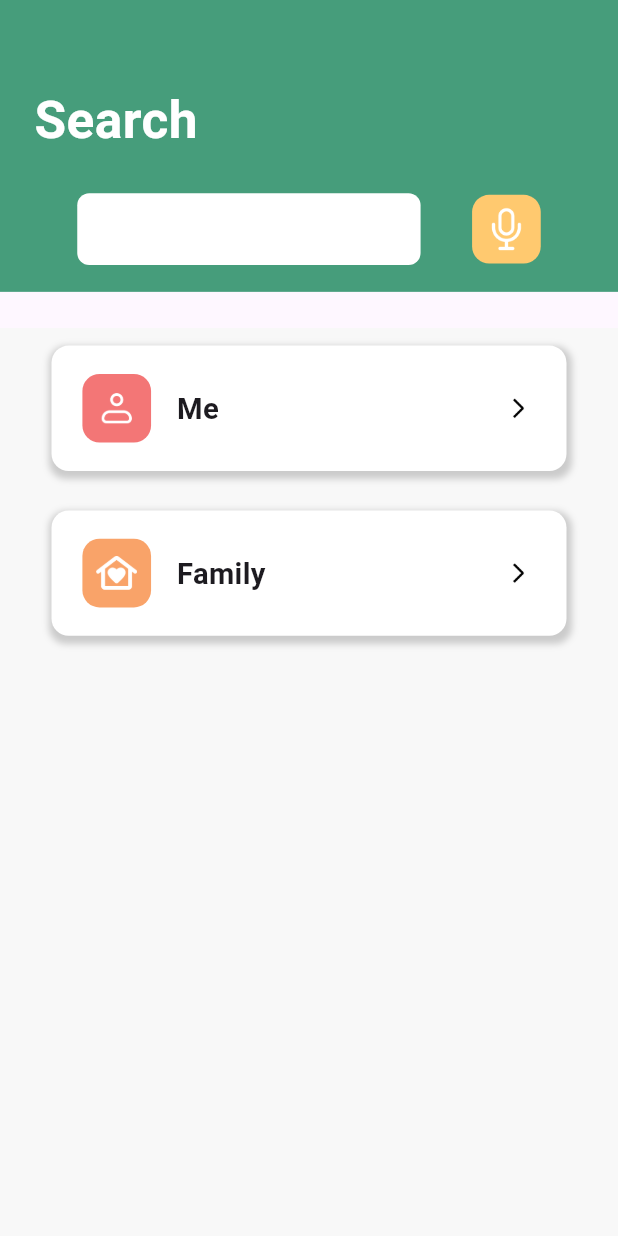
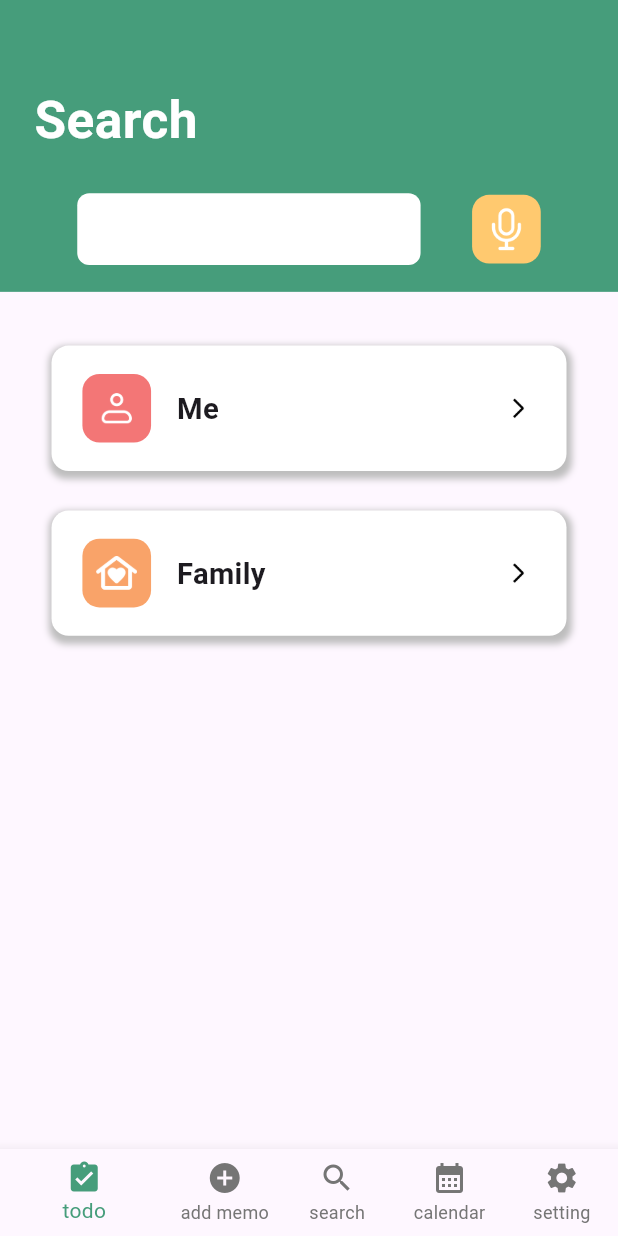
Before and after one commit to IntelliMem/Frontend, a Flutter app: the screen it shows after launch, on a phone screen of 412 x 824 dp. Run offline on Flutter 3.47's test engine with Material 3 defaults, Android fonts, the phone set to English and light mode, and no system bars; our stand-ins replace carousel_slider, flutter_screenutil, smooth_page_indicator, speech_to_text; missing offline and left inert: waveform_flutter.

Commit message:
[Feat] category_widget을 눌렀을 때 해당 카테고리에 해당하는 화면으로 넘어가는 부분 추가, memo_list_widget을 눌렀을 때 해당 메모에 해당하는 화면으로 넘어가는 부분 추가, home 에 search 를 눌렀을 때 backgroundColor가 연한 회색이 되게 설정하는 부분 추가 [Fix] category_screen 에 list로 받았을 때 화면 구성할 수 있도록 수정, memo_screen scaffold 형태로 수정, listening_visualizer_widget 디자인 수정

```diff
--- /dev/null
+++ b/lib/Screen/home.dart
@@ -0,0 +1,116 @@
+import 'package:flutter/material.dart';
+import 'package:imagine_cup/Screen/search_screen.dart';
+
+class Home extends StatefulWidget {
+  final int pageIndex;
+  String userId;
+  Home({super.key, required this.pageIndex, required this.userId});
+
+  @override
+  State<Home> createState() => _HomeState();
+}
+
+class _HomeState extends State<Home> {
+  late int _selectedIndex;
+  late List<Widget> pages;
+
+  @override
+  void initState() {
+    super.initState();
+    _selectedIndex = widget.pageIndex;
+
+    pages = <Widget>[
+      SearchScreen(userId: "userID"),
+      SearchScreen(userId: "userID"),
+      _buildPageWithBackground(const Color(0xffF8F8F8), SearchScreen(userId: "userID")),
+      SearchScreen(userId: "userID"),
+      SearchScreen(userId: "userID"),
+    ];
+  }
+
+  Widget _buildPageWithBackground(Color backgroundColor, Widget child) {
+    return Container(
+      color: backgroundColor,
+      child: child,
+    );
+  }
+
+  void _onItemTapped(int index) {
+    setState(() {
+      _selectedIndex = index;
+    });
+  }
+
+  @override
+  Widget build(BuildContext context) {
+    return Scaffold(
+      body: pages[_selectedIndex],
+      drawer: Drawer(
+        child: ListView(
+          padding: EdgeInsets.zero,
+          children: <Widget>[
+            ListTile(
+              leading: const Icon(Icons.home),
+              title: const Text('todo'),
+              onTap: () {
+                _onItemTapped(0);
+                Navigator.pop(context);
+              },
+            ),
+            ListTile(
+              leading: const Icon(Icons.edit),
+              title: const Text('add memo'),
+              onTap: () {
+                _onItemTapped(1);
+                Navigator.pop(context);
+              },
+            ),
+            ListTile(
+              leading: const Icon(Icons.account_circle_rounded),
+              title: const Text('search'),
+              onTap: () {
+                _onItemTapped(2);
+                Navigator.pop(context);
+              },
+            ),
+            ListTile(
+              leading: const Icon(Icons.account_circle_rounded),
+              title: const Text('calendar'),
+              onTap: () {
+                _onItemTapped(3);
+                Navigator.pop(context);
+              },
+            ),
+            ListTile(
+              leading: const Icon(Icons.account_circle_rounded),
+              title: const Text('setting'),
+              onTap: () {
+                _onItemTapped(4);
+                Navigator.pop(context);
+              },
+            ),
+          ],
+        ),
+      ),
+      bottomNavigationBar: BottomNavigationBar(
+        backgroundColor: Colors.white,
+        selectedItemColor: const Color(0xff469D7B),
+        unselectedItemColor: const Color(0xff757575),
+        showSelectedLabels: true,
+        showUnselectedLabels: true,
+        items: const [
+          BottomNavigationBarItem(
+              icon: Icon(Icons.assignment_turned_in), label: 'todo'),
+          BottomNavigationBarItem(
+              icon: Icon(Icons.add_circle), label: 'add memo'),
+          BottomNavigationBarItem(icon: Icon(Icons.search), label: 'search'),
+          BottomNavigationBarItem(
+              icon: Icon(Icons.calendar_month), label: 'calendar'),
+          BottomNavigationBarItem(icon: Icon(Icons.settings), label: 'setting'),
+        ],
+        currentIndex: _selectedIndex,
+        onTap: _onItemTapped,
+      ),
+    );
+  }
+}
--- a/lib/Screen/search_screen.dart
+++ b/lib/Screen/search_screen.dart
@@ -12,14 +12,9 @@ class SearchScreen extends StatelessWidget {
   Widget build(BuildContext context) {
     return Column(
       children: [
-        SearchHeadWidget(),
+        SearchHeader(),
         Expanded(
           child: SingleChildScrollView(
-            child: Container(
-              color: const Color(0xffF8F8F8),
-              constraints: BoxConstraints(
-                minHeight: MediaQuery.of(context).size.height, // 최소 높이를 화면 전체로 설정
-              ),
             child: Column(
               children: [
                 CategoryWidget(
@@ -36,7 +31,6 @@ class SearchScreen extends StatelessWidget {
             ),
           ),
         ),
-        ),
 
       ],
     );
--- a/lib/Widget/category_widget.dart
+++ b/lib/Widget/category_widget.dart
@@ -1,5 +1,6 @@
 import 'package:flutter/material.dart';
 import 'package:flutter_screenutil/flutter_screenutil.dart';
+import '../Screen/category_screen.dart';
 import '../util.dart';
 
 class CategoryWidget extends StatelessWidget {
@@ -11,14 +12,25 @@ class CategoryWidget extends StatelessWidget {
       {super.key,
       required Color color,
       required String categoryName,
-      required String categoryImage}) : _categoryImage = categoryImage, _color = color, _categoryName = categoryName;
+      required String categoryImage})
+      : _categoryImage = categoryImage,
+        _color = color,
+        _categoryName = categoryName;
 
-  final double _squareWidth = Util.getWidgetSize(1/9);
-
+  final double _squareWidth = Util.getWidgetSize(1 / 9);
 
   @override
   Widget build(BuildContext context) {
-    return Center(
+    return Material(
+      child: InkWell(
+        onTap: () {
+          Navigator.push(
+            context,
+            MaterialPageRoute(
+                builder: (context) => CategoryScreen(category: _categoryName)),
+          );
+        },
+        child: Center(
           child: Container(
             margin: EdgeInsets.only(top: 10.h, bottom: 12.h),
             padding: EdgeInsets.symmetric(
@@ -32,7 +44,7 @@ class CategoryWidget extends StatelessWidget {
               borderRadius: BorderRadius.circular(10.r),
               boxShadow: [
                 BoxShadow(
-              color: Colors.grey.withOpacity(0.5),
+                  color: Colors.grey.shade400,
                   spreadRadius: 2.w,
                   blurRadius: 3.h,
                   offset: const Offset(1, 3),
@@ -45,7 +57,7 @@ class CategoryWidget extends StatelessWidget {
                 Row(
                   children: [
                     Container(
-                  margin: EdgeInsets.only(right:15.w),
+                      margin: EdgeInsets.only(right: 15.w),
                       width: _squareWidth,
                       height: _squareWidth,
                       decoration: BoxDecoration(
@@ -67,8 +79,8 @@ class CategoryWidget extends StatelessWidget {
                     ),
                     Text(
                       _categoryName,
-                  style:
-                      TextStyle(fontSize: 17.sp, fontWeight: FontWeight.bold),
+                      style: TextStyle(
+                          fontSize: 17.sp, fontWeight: FontWeight.bold),
                     ),
                   ],
                 ),
@@ -85,6 +97,8 @@ class CategoryWidget extends StatelessWidget {
               ],
             ),
           ),
+        ),
+      ),
     );
   }
 }
--- a/lib/Widget/green_header.dart
+++ b/lib/Widget/green_header.dart
@@ -18,12 +18,12 @@ class GreenHeader extends StatelessWidget {
           bottomLeft: Radius.circular(15.r),
           bottomRight: Radius.circular(15.r),
         ),
-        boxShadow: [
+        boxShadow:  [
           BoxShadow(
-            color: Colors.black.withOpacity(0.2),
+            color: Color(0x33000000),
             spreadRadius: 1,
             blurRadius: 4,
-            offset: const Offset(0, 3),
+            offset: Offset(0, 3),
           ),
         ],
       ),
--- a/lib/Widget/search_header.dart
+++ b/lib/Widget/search_header.dart
@@ -4,14 +4,14 @@ import 'package:imagine_cup/Widget/search_bar_with_voice_widget.dart';
 import '../controller/mic_controller.dart';
 import 'listening_visualizer_widget.dart';
 
-class SearchHeadWidget extends StatefulWidget {
-  const SearchHeadWidget({super.key});
+class SearchHeader extends StatefulWidget {
+  const SearchHeader({super.key});
 
   @override
-  State<SearchHeadWidget> createState() => _SearchHeadWidgetState();
+  State<SearchHeader> createState() => _SearchHeaderState();
 }
 
-class _SearchHeadWidgetState extends State<SearchHeadWidget> {
+class _SearchHeaderState extends State<SearchHeader> {
   bool _isMicActive = false;
   String _text = "";
 
--- a/lib/main.dart
+++ b/lib/main.dart
@@ -1,9 +1,6 @@
-import 'package:flutter/foundation.dart';
 import 'package:flutter/material.dart';
 import 'package:flutter_screenutil/flutter_screenutil.dart';
-import 'package:imagine_cup/Screen/category_screen.dart';
-import 'package:imagine_cup/Screen/memo_screen.dart';
-import 'package:imagine_cup/Screen/search_screen.dart';
+import 'package:imagine_cup/Screen/home.dart';
 
 void main() {
   runApp(const MyApp(userId: 'userID',));
@@ -33,7 +30,7 @@ class MyApp extends StatelessWidget {
       },
       child: Scaffold(
         appBar: AppBar(),
-        body: SearchScreen(userId: "userID"),
+        body: Home(pageIndex: 0, userId: "userId"),
       ),
     );
   }
```
Also changed, not shown: lib/Screen/category_screen.dart (+57 -29 lines), lib/Screen/memo_screen.dart (+11 -7 lines), lib/Widget/listening_visualizer_widget.dart (+12 -6 lines), lib/Widget/memo_list_widget.dart (+42 -12 lines), lib/Widget/memo_widget.dart (+4 -7 lines). Lines whose indentation alone changed are shown as unchanged.
